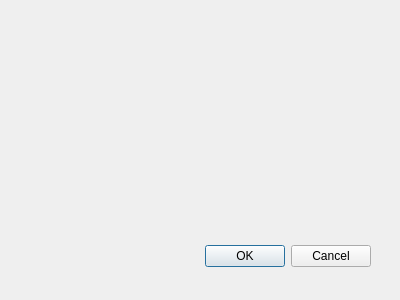
Above: src/librssguard/gui/dialogs/formmessagefiltersmanager.ui from martinrotter/rssguard before the change. Below: the same form after it.
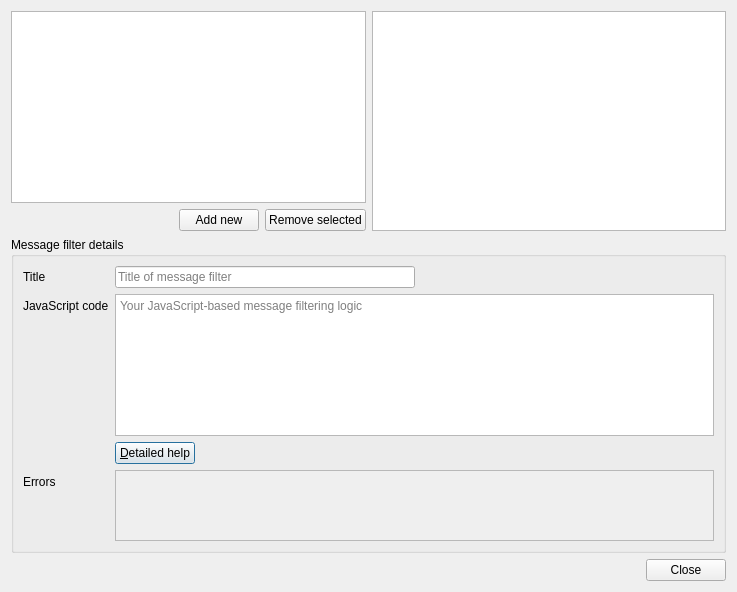
That is the form after the change.

```diff
--- a/src/librssguard/gui/dialogs/formmessagefiltersmanager.ui
+++ b/src/librssguard/gui/dialogs/formmessagefiltersmanager.ui
@@ -8,29 +8,187 @@
    <rect>
     <x>0</x>
     <y>0</y>
-    <width>400</width>
-    <height>300</height>
+    <width>737</width>
+    <height>592</height>
    </rect>
   </property>
   <property name="windowTitle">
    <string>Dialog</string>
   </property>
-  <widget class="QDialogButtonBox" name="buttonBox">
-   <property name="geometry">
-    <rect>
-     <x>30</x>
-     <y>240</y>
-     <width>341</width>
-     <height>32</height>
-    </rect>
-   </property>
-   <property name="orientation">
-    <enum>Qt::Horizontal</enum>
-   </property>
-   <property name="standardButtons">
-    <set>QDialogButtonBox::Cancel|QDialogButtonBox::Ok</set>
-   </property>
-  </widget>
+  <layout class="QGridLayout" name="gridLayout_2">
+   <item row="0" column="1">
+    <widget class="QTreeView" name="m_treeFeeds"/>
+   </item>
+   <item row="1" column="0" colspan="2">
+    <widget class="QGroupBox" name="groupBox">
+     <property name="sizePolicy">
+      <sizepolicy hsizetype="Preferred" vsizetype="Preferred">
+       <horstretch>0</horstretch>
+       <verstretch>1</verstretch>
+      </sizepolicy>
+     </property>
+     <property name="title">
+      <string>Message filter details</string>
+     </property>
+     <layout class="QFormLayout" name="formLayout">
+      <item row="0" column="0">
+       <widget class="QLabel" name="label">
+        <property name="text">
+         <string>Title</string>
+        </property>
+        <property name="buddy">
+         <cstring>m_txtTitle</cstring>
+        </property>
+       </widget>
+      </item>
+      <item row="0" column="1">
+       <layout class="QHBoxLayout" name="horizontalLayout">
+        <item>
+         <widget class="QLineEdit" name="m_txtTitle">
+          <property name="placeholderText">
+           <string>Title of message filter</string>
+          </property>
+         </widget>
+        </item>
+        <item>
+         <spacer name="horizontalSpacer_2">
+          <property name="orientation">
+           <enum>Qt::Horizontal</enum>
+          </property>
+          <property name="sizeHint" stdset="0">
+           <size>
+            <width>40</width>
+            <height>20</height>
+           </size>
+          </property>
+         </spacer>
+        </item>
+       </layout>
+      </item>
+      <item row="1" column="0">
+       <widget class="QLabel" name="label_2">
+        <property name="text">
+         <string>JavaScript code</string>
+        </property>
+        <property name="buddy">
+         <cstring>m_txtScript</cstring>
+        </property>
+       </widget>
+      </item>
+      <item row="3" column="0">
+       <widget class="QLabel" name="label_3">
+        <property name="text">
+         <string>Errors</string>
+        </property>
+        <property name="buddy">
+         <cstring>m_txtErrors</cstring>
+        </property>
+       </widget>
+      </item>
+      <item row="3" column="1">
+       <widget class="QPlainTextEdit" name="m_txtErrors">
+        <property name="enabled">
+         <bool>false</bool>
+        </property>
+        <property name="sizePolicy">
+         <sizepolicy hsizetype="Expanding" vsizetype="Expanding">
+          <horstretch>0</horstretch>
+          <verstretch>1</verstretch>
+         </sizepolicy>
+        </property>
+        <property name="readOnly">
+         <bool>false</bool>
+        </property>
+       </widget>
+      </item>
+      <item row="2" column="1">
+       <layout class="QHBoxLayout" name="horizontalLayout_2">
+        <item>
+         <widget class="QPushButton" name="m_btnDetailedHelp">
+          <property name="text">
+           <string>&amp;Detailed help</string>
+          </property>
+         </widget>
+        </item>
+        <item>
+         <spacer name="horizontalSpacer_3">
+          <property name="orientation">
+           <enum>Qt::Horizontal</enum>
+          </property>
+          <property name="sizeHint" stdset="0">
+           <size>
+            <width>40</width>
+            <height>20</height>
+           </size>
+          </property>
+         </spacer>
+        </item>
+       </layout>
+      </item>
+      <item row="1" column="1">
+       <widget class="QPlainTextEdit" name="m_txtScript">
+        <property name="sizePolicy">
+         <sizepolicy hsizetype="Expanding" vsizetype="Expanding">
+          <horstretch>0</horstretch>
+          <verstretch>2</verstretch>
+         </sizepolicy>
+        </property>
+        <property name="placeholderText">
+         <string>Your JavaScript-based message filtering logic</string>
+        </property>
+       </widget>
+      </item>
+     </layout>
+    </widget>
+   </item>
+   <item row="0" column="0">
+    <layout class="QGridLayout" name="gridLayout">
+     <item row="0" column="0" colspan="3">
+      <widget class="QTreeView" name="m_treeFilters"/>
+     </item>
+     <item row="1" column="2">
+      <widget class="QPushButton" name="m_btnRemoveSelected">
+       <property name="text">
+        <string>Remove selected</string>
+       </property>
+      </widget>
+     </item>
+     <item row="1" column="1">
+      <widget class="QPushButton" name="m_btnAddNew">
+       <property name="text">
+        <string>Add new</string>
+       </property>
+      </widget>
+     </item>
+     <item row="1" column="0">
+      <spacer name="horizontalSpacer">
+       <property name="orientation">
+        <enum>Qt::Horizontal</enum>
+       </property>
+       <property name="sizeHint" stdset="0">
+        <size>
+         <width>40</width>
+         <height>20</height>
+        </size>
+       </property>
+      </spacer>
+     </item>
+    </layout>
+   </item>
+   <item row="2" column="1">
+    <widget class="QDialogButtonBox" name="m_buttonBox">
+     <property name="orientation">
+      <enum>Qt::Horizontal</enum>
+     </property>
+     <property name="standardButtons">
+      <set>QDialogButtonBox::Close</set>
+     </property>
+     <property name="centerButtons">
+      <bool>false</bool>
+     </property>
+    </widget>
+   </item>
+  </layout>
  </widget>
  <pixmapfunction/>
  <resources/>
```
Left out of the diff: 20 changed lines with no effect on the pictures.
